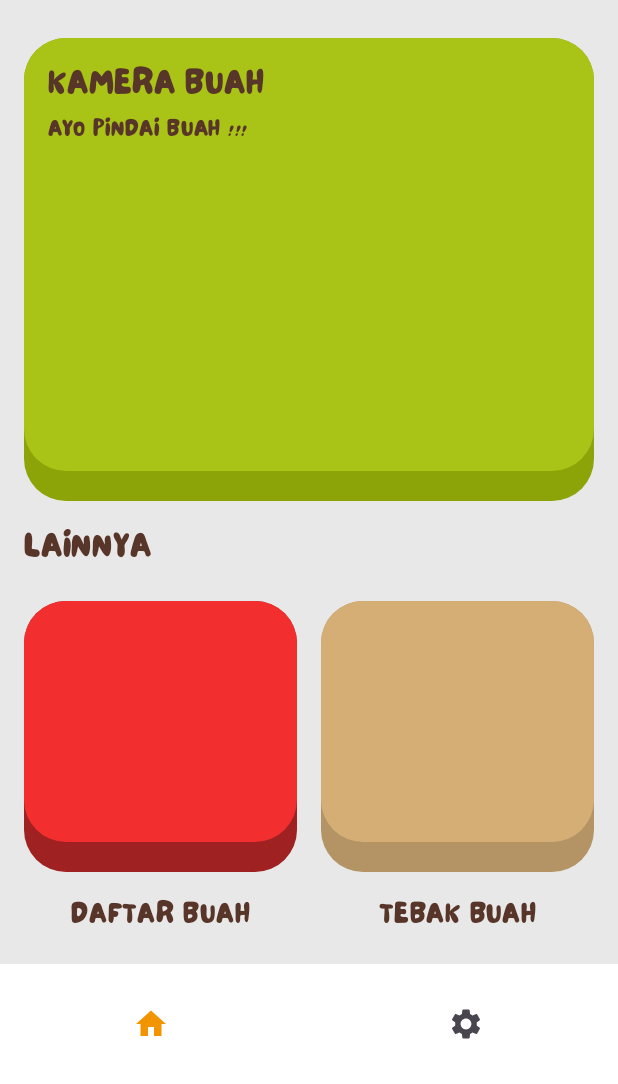
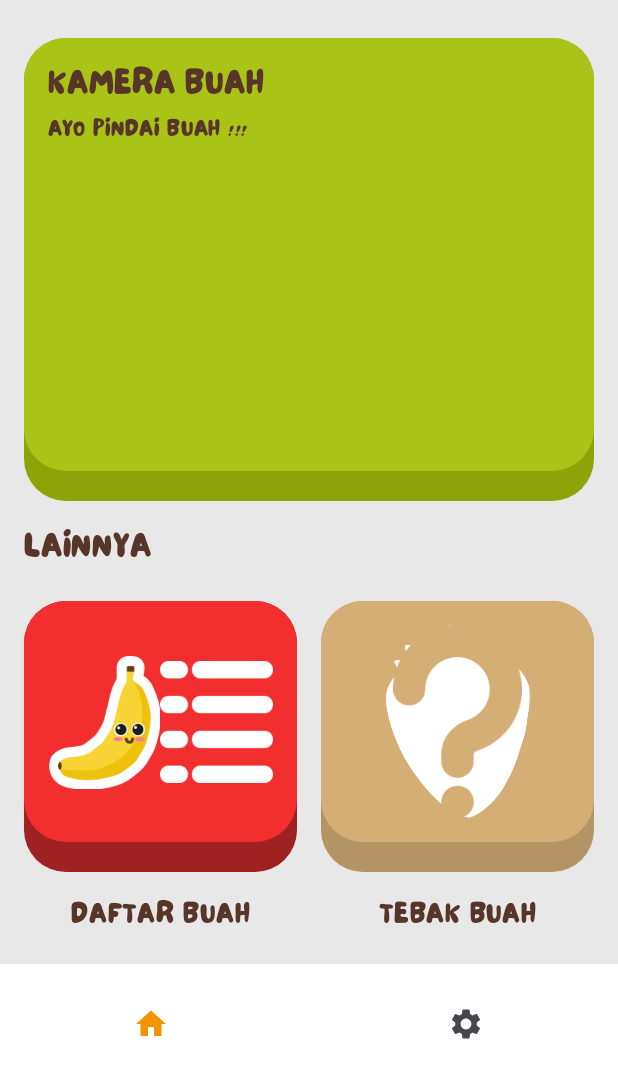
Before and after one commit to C23-PS045/NutriFruity, an Android app built with Jetpack Compose: the screen it shows after launch (MainActivity), on a phone screen of 412 x 824 dp, the part 152-1236 px from its top. Run offline under Robolectric (Android 15) with nearby library versions, the phone set to English and light mode, and no system bars; our stand-ins replace Dagger/Hilt's generated code, Room's generated code, paging; Roboto replaces fonts that are not available here.

Commit message:
added camerax dependency and added picture to card in home screen

```diff
--- a/NutriFruityApp/app/build.gradle
+++ b/NutriFruityApp/app/build.gradle
@@ -95,4 +95,10 @@ dependencies {
     implementation "androidx.room:room-ktx:2.5.1"
     kapt "androidx.room:room-compiler:2.5.1"
     implementation "androidx.room:room-paging:2.5.1"
+
+    // CameraX
+    def camerax_version = "1.3.0-alpha07"
+    implementation "androidx.camera:camera-camera2:${camerax_version}"
+    implementation "androidx.camera:camera-lifecycle:${camerax_version}"
+    implementation "androidx.camera:camera-view:${camerax_version}"
 }
--- a/NutriFruityApp/app/src/main/java/com/linggash/nutrifruity/ui/screen/home/HomeScreen.kt
+++ b/NutriFruityApp/app/src/main/java/com/linggash/nutrifruity/ui/screen/home/HomeScreen.kt
@@ -1,10 +1,12 @@
 package com.linggash.nutrifruity.ui.screen.home
 
-import androidx.compose.foundation.clickable
+import androidx.compose.foundation.Image
+import androidx.compose.foundation.layout.Box
 import androidx.compose.foundation.layout.Column
 import androidx.compose.foundation.layout.Row
 import androidx.compose.foundation.layout.Spacer
 import androidx.compose.foundation.layout.fillMaxHeight
+import androidx.compose.foundation.layout.fillMaxSize
 import androidx.compose.foundation.layout.fillMaxWidth
 import androidx.compose.foundation.layout.height
 import androidx.compose.foundation.layout.padding
@@ -12,8 +14,10 @@ import androidx.compose.foundation.layout.width
 import androidx.compose.material3.MaterialTheme
 import androidx.compose.material3.Text
 import androidx.compose.runtime.Composable
+import androidx.compose.ui.Alignment
 import androidx.compose.ui.Modifier
 import androidx.compose.ui.draw.clip
+import androidx.compose.ui.res.painterResource
 import androidx.compose.ui.res.stringResource
 import androidx.compose.ui.text.style.TextAlign
 import androidx.compose.ui.tooling.preview.Preview
@@ -103,7 +107,23 @@ fun HomeScreen(
                         .fillMaxWidth()
                         .weight(1f)
                 ){
-
+                    Row(
+                        verticalAlignment = Alignment.CenterVertically,
+                        modifier = modifier
+                            .fillMaxSize()
+                            .padding(SpacingStandard)
+                    ) {
+                        Image(
+                            painter = painterResource(R.drawable.banana),
+                            contentDescription = stringResource(R.string.daftar_buah),
+                            modifier.weight(1f)
+                        )
+                        Image(
+                            painter = painterResource(R.drawable.list),
+                            contentDescription = stringResource(R.string.daftar_buah),
+                            modifier.weight(1f)
+                        )
+                    }
                 }
                 Spacer(modifier = modifier.height(spacing))
                 Text(
@@ -130,7 +150,22 @@ fun HomeScreen(
                         .fillMaxWidth()
                         .weight(1f)
                 ){
-
+                    Box(
+                        modifier = modifier
+                            .padding(SpacingStandard)
+                            .fillMaxSize()
+                    ){
+                        Image(
+                            painter = painterResource(R.drawable.white_strawberry),
+                            contentDescription = stringResource(R.string.tebak_buah),
+                            modifier = modifier.align(Alignment.Center)
+                        )
+                        Image(
+                            painter = painterResource(R.drawable.mark_question),
+                            contentDescription = stringResource(R.string.tebak_buah),
+                            modifier = modifier.align(Alignment.Center)
+                        )
+                    }
                 }
                 Spacer(modifier = modifier.height(spacing))
                 Text(
--- a/NutriFruityApp/app/src/main/java/com/linggash/nutrifruity/ui/screen/list/FruitListScreen.kt
+++ b/NutriFruityApp/app/src/main/java/com/linggash/nutrifruity/ui/screen/list/FruitListScreen.kt
@@ -66,7 +66,8 @@ fun FruitListScreen(
                             name = item.name,
                             image = item.photoUrl,
                             onClick = {navigateToDetail(item.fruitId)},
-                            modifier = modifier.fillMaxHeight()
+                            modifier = modifier
+                                .fillMaxHeight()
                         )
                     }
                 }
```
Also changed, not shown: NutriFruityApp/app/src/main/res/drawable/banana.png (added), NutriFruityApp/app/src/main/res/drawable/list.png (added).
